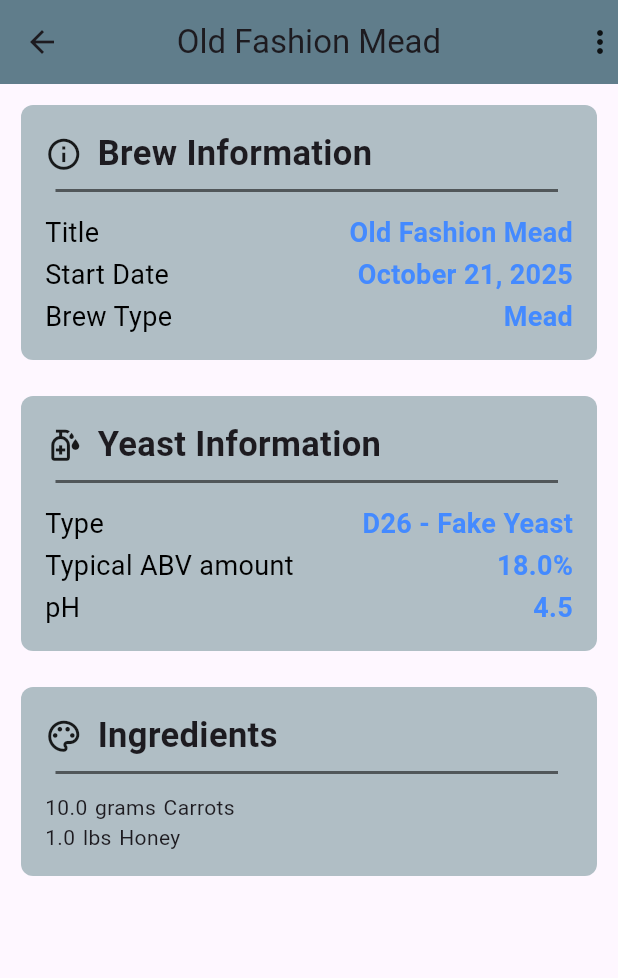
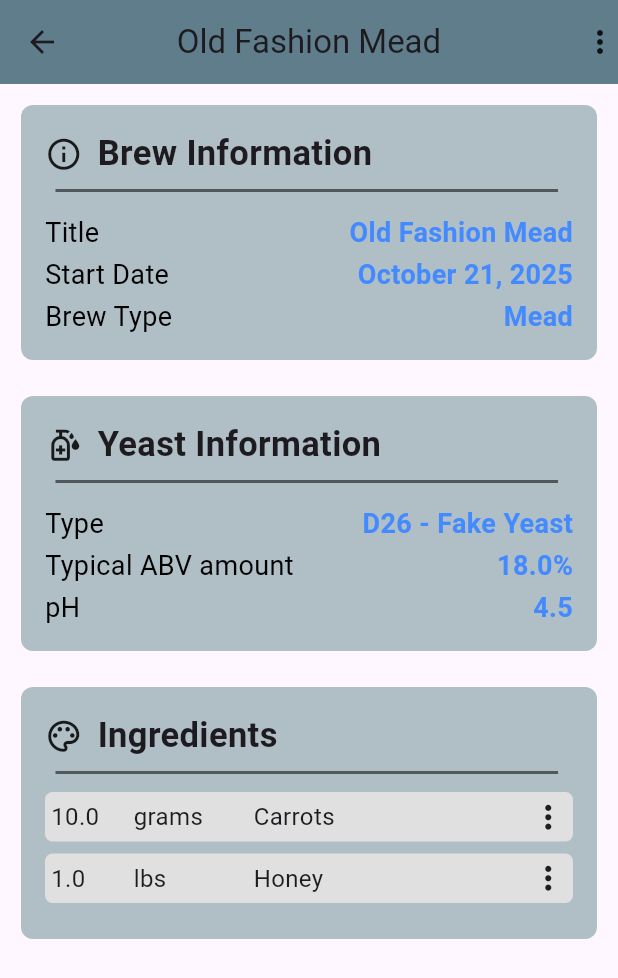
Before and after one commit to Seanm64/FermentationStation, a Flutter app: the screen it shows after launch, after a tap on "Mead", on a phone screen of 412 x 824 dp. Shown: the top 978 px of the screen. Run offline on Flutter 3.47's test engine with Material 3 defaults, Android fonts, the phone set to English and light mode, and no system bars; our stand-ins replace google_fonts, hive; accounts and stored records are empty; generated files the repository leaves out were written again.

Commit message:
Made ingredients list

```diff
--- a/lib/cards/ingedients_list_card.dart
+++ b/lib/cards/ingedients_list_card.dart
@@ -53,17 +53,57 @@ class IngedientsListCard extends StatelessWidget {
                   itemCount: brew_model.ingredient_list?.length ?? 0,
                   itemBuilder: (context, index) {
                     if(brew_model.ingredient_list == null) return Text(''); // Null Check
-                    return Container(
-                      child: Row(
-                        children: [
-                          Text(brew_model.ingredient_list![index].amount.toString()),
-                          SizedBox(width: 5,),
-                          Text(brew_model.ingredient_list![index].volume_weight.toDisplayString()),
-                          SizedBox(width: 5,),
-                          Text(
-                            brew_model.ingredient_list![index].ingredient.ingredient_name
+                    return Padding(
+                      padding: const EdgeInsets.only(bottom: 8.0),
+                      child: Container(
+                        decoration: BoxDecoration(
+                          color: Colors.grey[300],
+                          borderRadius: BorderRadiusGeometry.circular(5.0),
+                        ),
+                        child: Padding(
+                          padding: const EdgeInsets.all(4.0),
+                          child: Row(
+                            children: [
+
+                              // Amount
+                              SizedBox(
+                                width: 50,
+                                  child: Text(
+                                    brew_model.ingredient_list![index].amount.toString(),
+                                    style: TextStyle(
+                                      fontSize: 16,
+                                    ),
+                                  ),
+                              ),
+                              SizedBox(width: 5,),
+
+                              // Volume / Weight Descriptor
+                              SizedBox(
+                                width: 60,
+                                child: Text(
+                                  brew_model.ingredient_list![index].volume_weight.toDisplayString(),
+                                  style: TextStyle(
+                                    fontSize: 16,
+                                  ),
+                                ),
+                              ),
+                              SizedBox(width: 20,),
+
+                              // Ingredient Name
+                              Text(
+                                brew_model.ingredient_list![index].ingredient.ingredient_name,
+                                style: TextStyle(
+                                  fontSize: 16,
+                                ),
+                              ),
+                              Spacer(),
+                              Icon(
+                                Icons.more_vert,
+                                size: 25,
+                              )
+                            ],
                           ),
-                        ],
+                        ),
                       ),
                     );
                   })
```
